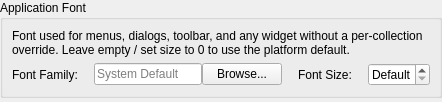
This is src/ui/dialogs/settings/appearance/fontspanel.ui in EtherAura/Kartend as Qt 5 draws it before an edit. The edited form follows.
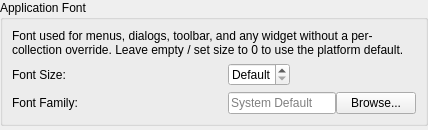
This is the edited form.

Commit message: refactor(settings): uniform widget widths + grouped panels; fix scraper text contrast (Kartend-x1uc)

```diff
--- a/src/ui/dialogs/settings/appearance/fontspanel.ui
+++ b/src/ui/dialogs/settings/appearance/fontspanel.ui
@@ -20,16 +20,35 @@
        </widget>
       </item>
       <item>
-       <!-- Two label/field pairs share one row (two-column section). -->
-       <layout class="QGridLayout" name="globalUiFontFormLayout">
+       <layout class="QFormLayout" name="globalUiFontFormLayout">
         <property name="horizontalSpacing"><number>16</number></property>
         <property name="verticalSpacing"><number>6</number></property>
+        <property name="labelAlignment"><set>Qt::AlignmentFlag::AlignLeft|Qt::AlignmentFlag::AlignVCenter</set></property>
+        <property name="fieldGrowthPolicy"><enum>QFormLayout::FieldGrowthPolicy::FieldsStayAtSizeHint</enum></property>
         <item row="0" column="0">
+         <widget class="QLabel" name="globalUiFontSizeLabel">
+          <property name="minimumSize"><size><width>200</width><height>0</height></size></property>
+          <property name="text"><string>Font Size:</string></property>
+         </widget>
+        </item>
+        <item row="0" column="1">
+         <widget class="QSpinBox" name="globalUiFontSizeSpinBox">
+          <property name="maximumWidth"><number>120</number></property>
+          <property name="toolTip"><string>Point size for the application font. 0 = platform default.</string></property>
+          <property name="minimum"><number>0</number></property>
+          <property name="maximum"><number>72</number></property>
+          <property name="value"><number>0</number></property>
+          <property name="suffix"><string> pt</string></property>
+          <property name="specialValueText"><string>Default</string></property>
+         </widget>
+        </item>
+        <item row="1" column="0">
          <widget class="QLabel" name="globalUiFontFamilyLabel">
+          <property name="minimumSize"><size><width>200</width><height>0</height></size></property>
           <property name="text"><string>Font Family:</string></property>
          </widget>
         </item>
-        <item row="0" column="1">
+        <item row="1" column="1">
          <layout class="QHBoxLayout" name="globalUiFontFamilyLayout">
           <item>
            <widget class="QLineEdit" name="globalUiFontFamilyEdit">
@@ -43,24 +62,9 @@
             <property name="toolTip"><string>Pick a font family</string></property>
            </widget>
           </item>
+          <item><spacer name="globalUiFontFamilySpacer"><property name="orientation"><enum>Qt::Orientation::Horizontal</enum></property><property name="sizeHint" stdset="0"><size><width>0</width><height>0</height></size></property></spacer></item>
          </layout>
         </item>
-        <item row="0" column="2">
-         <widget class="QLabel" name="globalUiFontSizeLabel">
-          <property name="text"><string>Font Size:</string></property>
-         </widget>
-        </item>
-        <item row="0" column="3">
-         <widget class="QSpinBox" name="globalUiFontSizeSpinBox">
-          <property name="maximumWidth"><number>100</number></property>
-          <property name="toolTip"><string>Point size for the application font. 0 = platform default.</string></property>
-          <property name="minimum"><number>0</number></property>
-          <property name="maximum"><number>72</number></property>
-          <property name="value"><number>0</number></property>
-          <property name="suffix"><string> pt</string></property>
-          <property name="specialValueText"><string>Default</string></property>
-         </widget>
-        </item>
        </layout>
       </item>
      </layout>
```
Left out of the diff: 1 changed line with no effect on the pictures. The commit also changes 24 other files.
